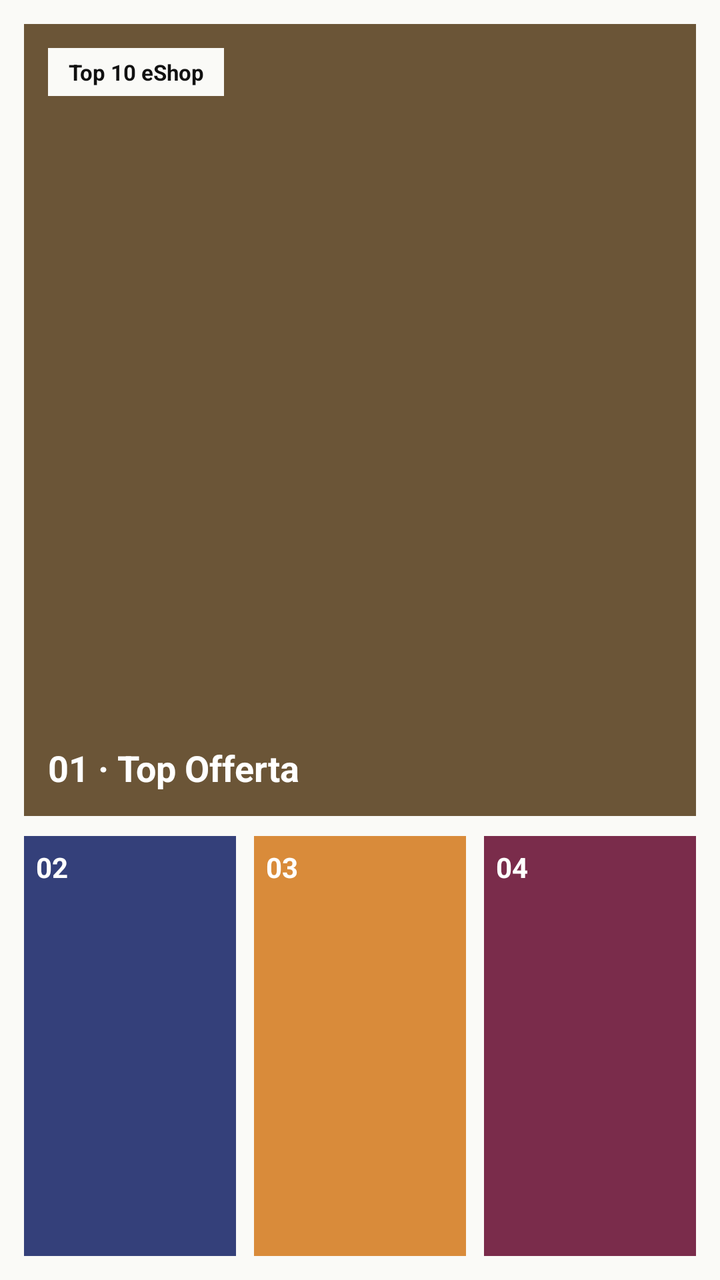
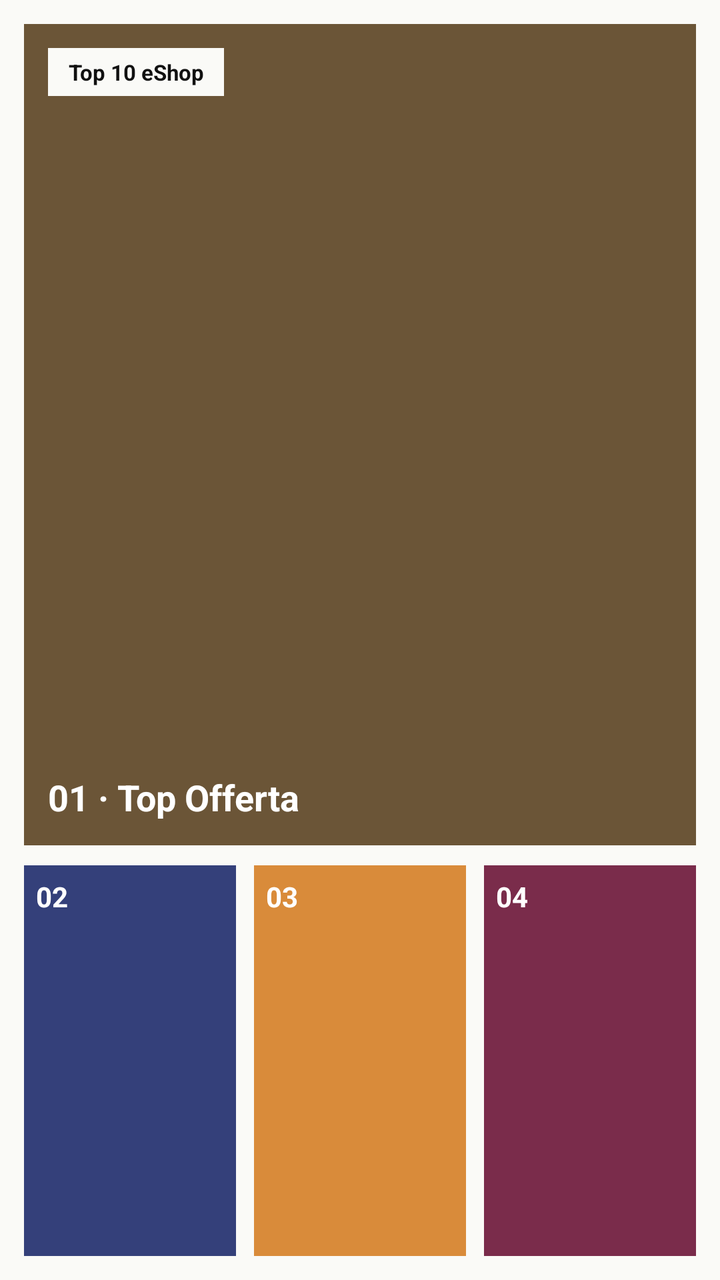

The first picture is an Android layout as it rendered before a commit; the second is the same layout after the commit. The layout source and the unified diff follow.
<!-- AndroidManifest.xml: application theme Theme.SwitchPulse -->
<!-- res/layout/widget_w1_preview.xml -->
<?xml version="1.0" encoding="utf-8"?>
<LinearLayout xmlns:android="http://schemas.android.com/apk/res/android"
    android:layout_width="match_parent"
    android:layout_height="match_parent"
    android:background="#FAFAF7"
    android:orientation="vertical"
    android:padding="12dp">

    <RelativeLayout
        android:layout_width="match_parent"
        android:layout_height="0dp"
        android:layout_weight="1.8"
        android:background="#6B5537"
        android:padding="12dp">

        <TextView
            android:layout_width="wrap_content"
            android:layout_height="24dp"
            android:background="#FAFAF7"
            android:gravity="center"
            android:paddingHorizontal="10dp"
            android:text="@string/widget_pill_top10"
            android:textColor="#111111"
            android:textSize="11sp"
            android:textStyle="bold" />

        <TextView
            android:layout_width="wrap_content"
            android:layout_height="wrap_content"
            android:layout_alignParentBottom="true"
            android:text="01 · Top Offerta"
            android:textColor="#FFFFFF"
            android:textSize="18sp"
            android:textStyle="bold" />
    </RelativeLayout>

    <LinearLayout
        android:layout_width="match_parent"
        android:layout_height="0dp"
        android:layout_weight="1"
        android:orientation="horizontal"
        android:paddingTop="10dp">

        <TextView
            android:layout_width="0dp"
            android:layout_height="match_parent"
            android:layout_marginEnd="6dp"
            android:layout_weight="1"
            android:background="#34407A"
            android:padding="6dp"
            android:text="02"
            android:textColor="#FFFFFF"
            android:textStyle="bold" />

        <TextView
            android:layout_width="0dp"
            android:layout_height="match_parent"
            android:layout_marginHorizontal="3dp"
            android:layout_weight="1"
            android:background="#D98B3A"
            android:padding="6dp"
            android:text="03"
            android:textColor="#FFFFFF"
            android:textStyle="bold" />

        <TextView
            android:layout_width="0dp"
            android:layout_height="match_parent"
            android:layout_marginStart="6dp"
            android:layout_weight="1"
            android:background="#7A2C4B"
            android:padding="6dp"
            android:text="04"
            android:textColor="#FFFFFF"
            android:textStyle="bold" />
    </LinearLayout>
</LinearLayout>
<!-- resources referenced by this layout -->
<resources>
  <string name="widget_pill_top10">Top 10 eShop</string>
  <style name="Theme.SwitchPulse" parent="android:Theme.Material.Light.NoActionBar">
          <item name="android:windowBackground">#FAFAF7</item>
      </style>
</resources>

<!-- the commit's change to res/layout/widget_w1_preview.xml (unified diff, before → after) -->
@@ -6,19 +6,21 @@
     android:orientation="vertical"
     android:padding="12dp">
 
-    <RelativeLayout
+    <FrameLayout
         android:layout_width="match_parent"
         android:layout_height="0dp"
-        android:layout_weight="1.8"
+        android:layout_weight="2"
         android:background="#6B5537"
         android:padding="12dp">
 
         <TextView
             android:layout_width="wrap_content"
             android:layout_height="24dp"
+            android:layout_gravity="top|start"
             android:background="#FAFAF7"
             android:gravity="center"
-            android:paddingHorizontal="10dp"
+            android:paddingLeft="10dp"
+            android:paddingRight="10dp"
             android:text="@string/widget_pill_top10"
             android:textColor="#111111"
             android:textSize="11sp"
@@ -27,12 +29,12 @@
         <TextView
             android:layout_width="wrap_content"
             android:layout_height="wrap_content"
-            android:layout_alignParentBottom="true"
+            android:layout_gravity="bottom|start"
             android:text="01 · Top Offerta"
             android:textColor="#FFFFFF"
             android:textSize="18sp"
             android:textStyle="bold" />
-    </RelativeLayout>
+    </FrameLayout>
 
     <LinearLayout
         android:layout_width="match_parent"
@@ -55,7 +57,8 @@
         <TextView
             android:layout_width="0dp"
             android:layout_height="match_parent"
-            android:layout_marginHorizontal="3dp"
+            android:layout_marginStart="3dp"
+            android:layout_marginEnd="3dp"
             android:layout_weight="1"
             android:background="#D98B3A"
             android:padding="6dp"
